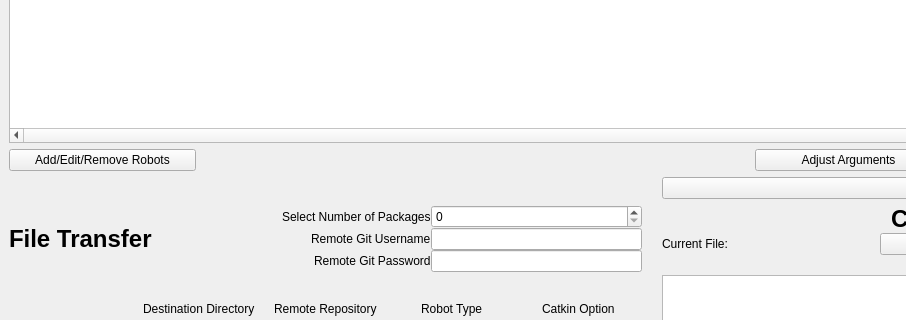
uf-reef-avl/multilauncher, file src/ui_files/Multilauncher.ui: the form before one commit; both pictures show x 0 to 906 and y 212 to 532 of the 1324 by 799 pixel window.
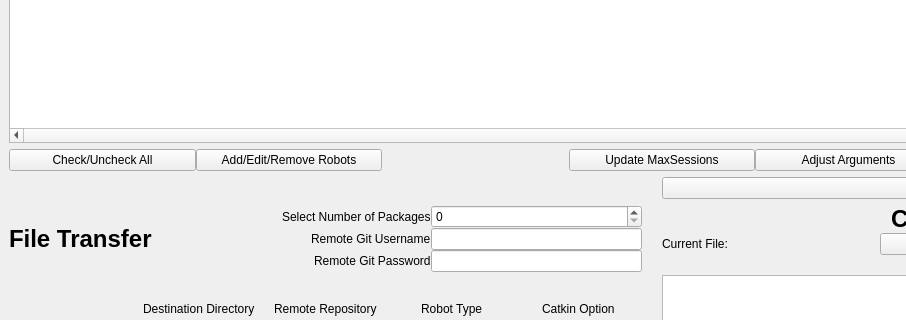
The form after the commit.

Commit message: Added ROSCORE launching, both window and prelaunch checks. Minor bugfixes implemented.

```diff
--- a/src/ui_files/Multilauncher.ui
+++ b/src/ui_files/Multilauncher.ui
@@ -473,13 +473,6 @@
           </property>
          </widget>
         </item>
-        <item row="5" column="0">
-         <widget class="QPushButton" name="editlistsbutton">
-          <property name="text">
-           <string>Add/Edit/Remove Robots</string>
-          </property>
-         </widget>
-        </item>
         <item row="3" column="6" alignment="Qt::AlignHCenter">
          <widget class="QLabel" name="rosmasterLabel">
           <property name="text">
@@ -580,6 +573,27 @@
           </property>
          </widget>
         </item>
+        <item row="5" column="1">
+         <widget class="QPushButton" name="editlistsbutton">
+          <property name="text">
+           <string>Add/Edit/Remove Robots</string>
+          </property>
+         </widget>
+        </item>
+        <item row="5" column="0">
+         <widget class="QPushButton" name="checkAllButton">
+          <property name="text">
+           <string>Check/Uncheck All</string>
+          </property>
+         </widget>
+        </item>
+        <item row="5" column="3">
+         <widget class="QPushButton" name="updateMaxSessionButton">
+          <property name="text">
+           <string>Update MaxSessions</string>
+          </property>
+         </widget>
+        </item>
        </layout>
       </item>
       <item row="1" column="2">
```
Left out of the diff: 2 changed lines with no effect on the pictures. The commit also changes 8 other files.
